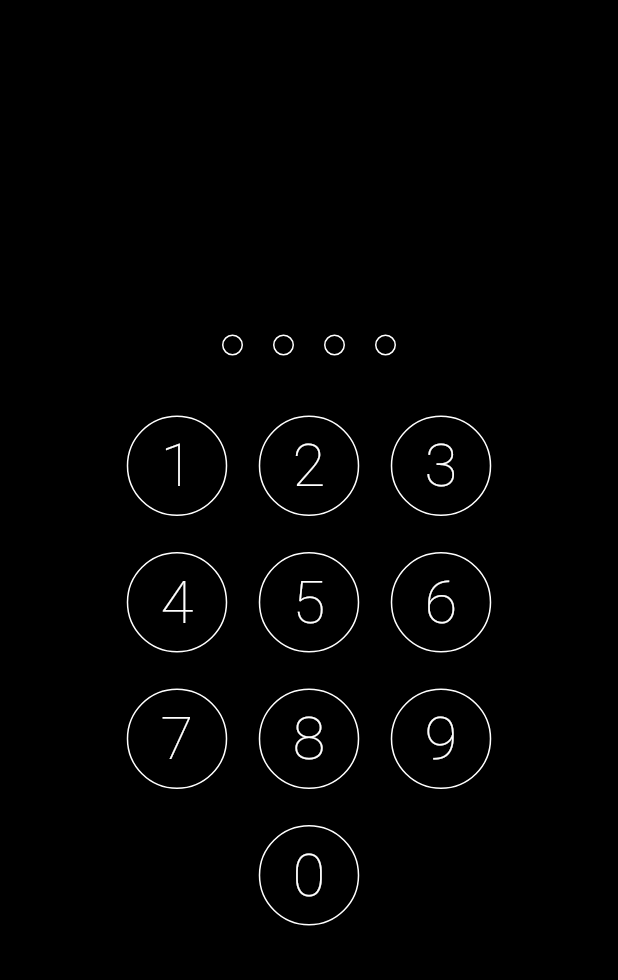
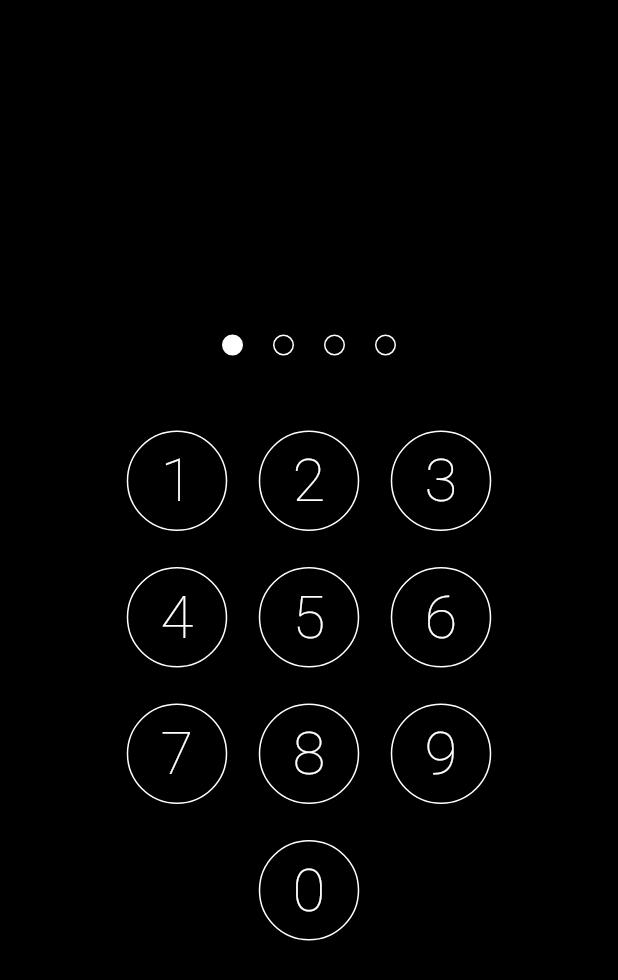
Before and after one commit to stephaniefash/flutter_passcode, a Flutter app: the screen it shows after launch, on a phone screen of 412 x 824 dp. Shown: the top 980 px of the screen. Run offline on Flutter 3.47's test engine with Material 2 defaults, Android fonts, the phone set to English and light mode, and no system bars; our stand-ins replace shared_preferences.

```diff
--- a/lib/local_storage.dart
+++ b/lib/local_storage.dart
@@ -9,7 +9,7 @@ class LocalStorage {
   KeypadEnteredPasswordStore passwordStore = KeypadEnteredPasswordStore();
 
   Future<bool> savePasswordList() async {
-    return  prefs.then((value) => value.setStringList(storedPasswordKey, KeypadEnteredPasswordStore.SAVED_PASSWORD;));
+    return  prefs.then((value) => value.setStringList(storedPasswordKey, KeypadEnteredPasswordStore.SAVED_PASSWORD));
   }
 
   getStoredPasswordAsList() async {
--- a/lib/main.dart
+++ b/lib/main.dart
@@ -38,14 +38,14 @@ class _MyHomePageState extends State<MyHomePage> {
         mainAxisAlignment: MainAxisAlignment.center,
         children: [
           Padding(
-            padding: const EdgeInsets.all(30),
+            padding: const EdgeInsets.all(40),
             child: Row(
               mainAxisAlignment: MainAxisAlignment.center,
               children: <Widget>[
-                SingleRegisteredInputCircle(),
-                SingleRegisteredInputCircle(),
-                SingleRegisteredInputCircle(),
-                SingleRegisteredInputCircle(),
+                SingleRegisteredInputCircle(true),
+                SingleRegisteredInputCircle(false),
+                SingleRegisteredInputCircle(false),
+                SingleRegisteredInputCircle(false),
               ],
             ),
           ),
--- a/lib/ui/single_registed_input_circle.dart
+++ b/lib/ui/single_registed_input_circle.dart
@@ -2,6 +2,10 @@ import 'package:flutter/cupertino.dart';
 import 'package:flutter/material.dart';
 
 class SingleRegisteredInputCircle extends StatefulWidget {
+
+  bool isRegistered;
+
+  SingleRegisteredInputCircle(this.isRegistered);
 
   @override
   _SingleRegisteredInputCircleState createState() =>
@@ -22,7 +26,7 @@ class _SingleRegisteredInputCircleState
             color: Colors.white,
             width: 1.0,
           ),
-          color: Colors.black),
+          color: widget.isRegistered ? Colors.white : Colors.black),
     );
   }
 }
```
Also changed, not shown: lib/ui/single_passcode_button.dart (+10 -7 lines).
